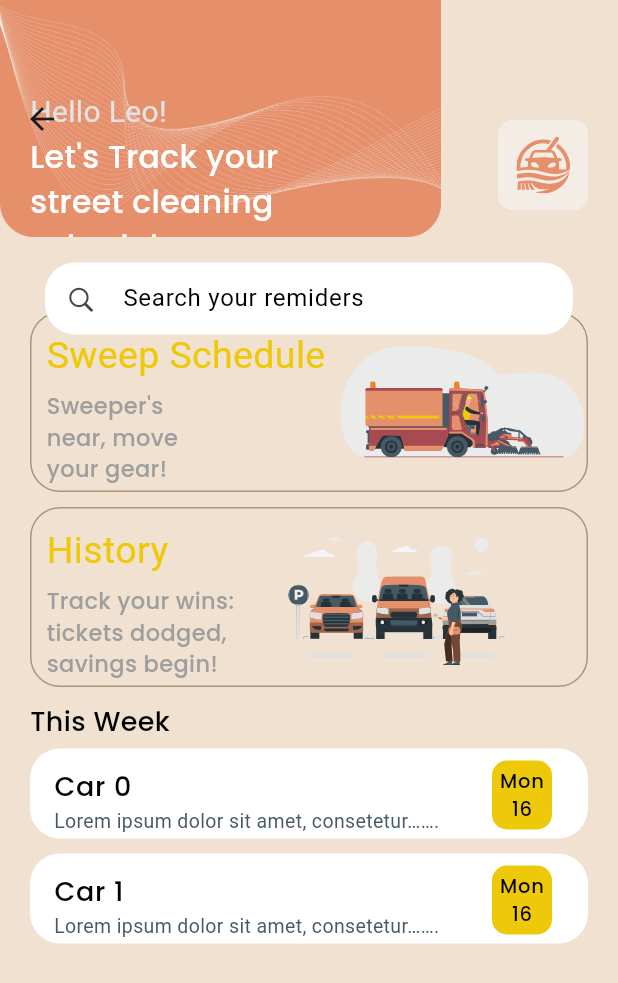
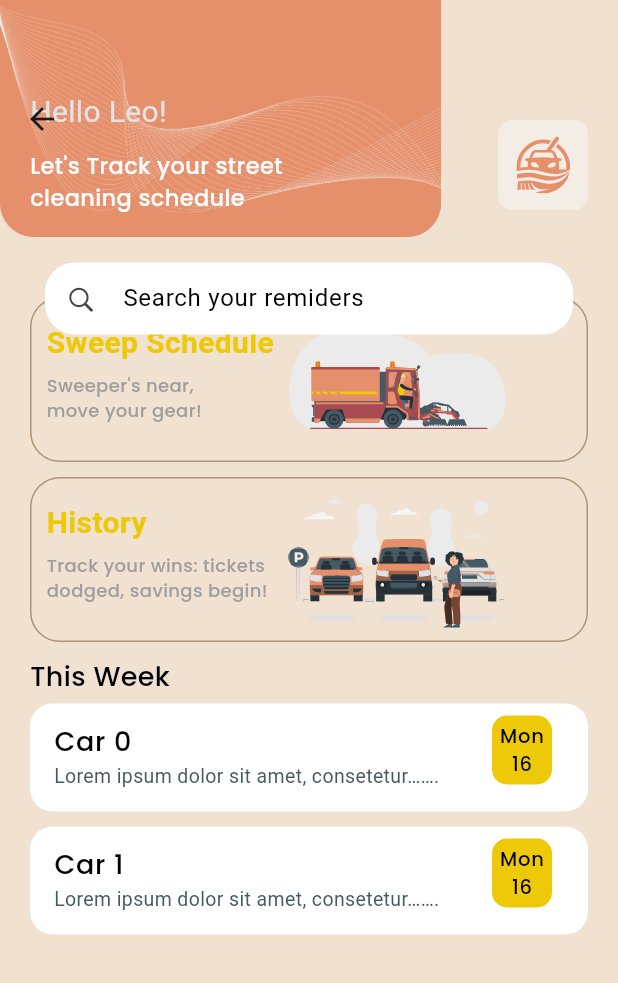
Before and after one commit to Rizwan960/AyCaramba, a Flutter app: the HomePage screen opened directly, on a phone screen of 412 x 824 dp. Shown: the top 983 px of the screen. Run offline on Flutter 3.47's test engine with Material 3 defaults, Android fonts, the light colour scheme and no system bars; our stand-ins replace animate_do, csc_picker, flutter_svg, intl_phone_number_input, share_plus; missing offline and left inert: simple_floating_bottom_nav_bar.

Commit message:
Home Screen UI done

```diff
--- a/lib/Views/BottomNavBar/BottomPages/home_page.dart
+++ b/lib/Views/BottomNavBar/BottomPages/home_page.dart
@@ -33,13 +33,13 @@ class _HomePageState extends State<HomePage> {
                   ),
                 ),
                 const Positioned(
-                  top: 90,
+                  top: 100,
                   left: 20,
                   child: SizedBox(
                     width: 200,
                     child: Text(
                       "Let's Track your street cleaning schedule",
-                      style: AppFonts.normalWhite21,
+                      style: AppFonts.normalWhite15,
                     ),
                   ),
                 ),
@@ -60,9 +60,9 @@ class _HomePageState extends State<HomePage> {
               child: Column(
                 crossAxisAlignment: CrossAxisAlignment.start,
                 children: [
-                  const SizedBox(height: 50),
+                  const SizedBox(height: 40),
                   Container(
-                    height: 120,
+                    height: 110,
                     decoration: BoxDecoration(
                         border: Border.all(
                           color: const Color.fromARGB(255, 174, 148, 120),
@@ -75,32 +75,33 @@ class _HomePageState extends State<HomePage> {
                           child: Column(
                             crossAxisAlignment: CrossAxisAlignment.start,
                             children: [
-                              SizedBox(height: 10),
+                              SizedBox(height: 15),
                               Text(
                                 "Sweep Schedule",
                                 style: TextStyle(
                                     color: AppColors.yellowTextColor,
-                                    fontSize: 25),
+                                    fontWeight: FontWeight.bold,
+                                    fontSize: 20),
                               ),
                               SizedBox(height: 5),
                               SizedBox(
                                 width: 120,
                                 child: Text(
                                   "Sweeper's near, move your gear!",
-                                  style: AppFonts.normalGrey15,
+                                  style: AppFonts.normalGrey12,
                                 ),
                               ),
                             ],
                           ),
                         ),
                         SvgPicture.asset("Assets/Svg/sweep.svg",
-                            height: MediaQuery.of(context).size.width * 0.18)
+                            height: MediaQuery.of(context).size.width * 0.16)
                       ],
                     ),
                   ),
                   const SizedBox(height: 10),
                   Container(
-                    height: 120,
+                    height: 110,
                     decoration: BoxDecoration(
                         border: Border.all(
                           color: const Color.fromARGB(255, 174, 148, 120),
@@ -113,19 +114,20 @@ class _HomePageState extends State<HomePage> {
                           child: Column(
                             crossAxisAlignment: CrossAxisAlignment.start,
                             children: [
-                              SizedBox(height: 10),
+                              SizedBox(height: 15),
                               Text(
                                 "History",
                                 style: TextStyle(
                                     color: AppColors.yellowTextColor,
-                                    fontSize: 25),
+                                    fontWeight: FontWeight.bold,
+                                    fontSize: 20),
                               ),
                               SizedBox(height: 5),
                               SizedBox(
                                 width: 150,
                                 child: Text(
                                   "Track your wins: tickets dodged, savings begin!",
-                                  style: AppFonts.normalGrey15,
+                                  style: AppFonts.normalGrey12,
                                 ),
                               ),
                             ],
@@ -143,17 +145,16 @@ class _HomePageState extends State<HomePage> {
                   ),
                   const SizedBox(height: 5),
                   SizedBox(
-                    height: 150,
+                    height: 180,
                     child: ListView.builder(
                       itemCount: 2,
                       itemBuilder: (context, index) {
                         return Column(
                           children: [
                             Container(
-                              height: 60,
                               decoration: BoxDecoration(
                                   color: Colors.white,
-                                  borderRadius: BorderRadius.circular(20)),
+                                  borderRadius: BorderRadius.circular(15)),
                               child: ListTile(
                                 title: Text(
                                   "Car $index",
--- a/lib/Views/BottomNavBar/BottomPages/notification_page.dart
+++ b/lib/Views/BottomNavBar/BottomPages/notification_page.dart
@@ -41,7 +41,7 @@ class NotificationPage extends StatelessWidget {
                           size: 15,
                         ),
                         Text(
-                          "Lorem ipsum dolor sit amet, consetetur sadipscing elitr",
+                          "Lorem ipsum dolor sit amet",
                           style:
                               TextStyle(color: Color(0XFF455A64), fontSize: 13),
                         ),
--- a/lib/Views/BottomNavBar/app_bottom_nav_bar.dart
+++ b/lib/Views/BottomNavBar/app_bottom_nav_bar.dart
@@ -52,7 +52,7 @@ class _AppBottomNavBarState extends State<AppBottomNavBar> {
       elevation: 0,
       radius: 20,
       width: MediaQuery.of(context).size.width * 0.9,
-      height: 60,
+      height: 65,
     );
   }
 }
```
Also changed, not shown: 1 other file.
